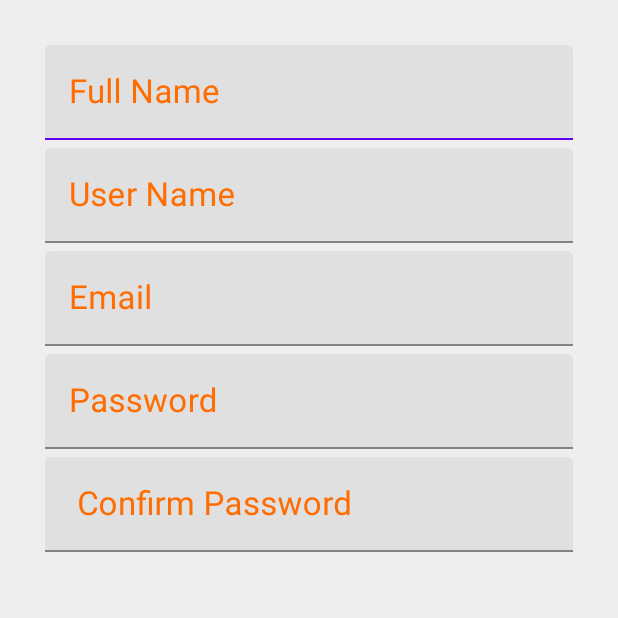
After one commit to AgyapalDhanoa/Flight_Tracking_Application, an Android app: the Signup_form screen opened directly, with no data from a screen before it, on a phone screen of 412 x 824 dp, the top half of it. The commit adds this screen. Run offline under Robolectric (Android 15) with nearby library versions, the phone set to English and light mode, and no system bars.

Commit message:
Layout for SignUp

```diff
--- a/app/src/main/AndroidManifest.xml
+++ b/app/src/main/AndroidManifest.xml
@@ -10,6 +10,12 @@
         android:supportsRtl="true"
         android:theme="@style/Theme.Flight_Track">
         <activity
+            android:name=".Login_form"
+            android:exported="false" />
+        <activity
+            android:name=".Signup_form"
+            android:exported="false" />
+        <activity
             android:name=".MainActivity"
             android:exported="true">
             <intent-filter>
--- /dev/null
+++ b/app/src/main/java/com/agya/dhanoa/flight_track/Login_form.java
@@ -0,0 +1,14 @@
+package com.agya.dhanoa.flight_track;
+
+import androidx.appcompat.app.AppCompatActivity;
+
+import android.os.Bundle;
+
+public class Login_form extends AppCompatActivity {
+
+    @Override
+    protected void onCreate(Bundle savedInstanceState) {
+        super.onCreate(savedInstanceState);
+        setContentView(R.layout.activity_login_form);
+    }
+}
--- /dev/null
+++ b/app/src/main/java/com/agya/dhanoa/flight_track/Signup_form.java
@@ -0,0 +1,14 @@
+package com.agya.dhanoa.flight_track;
+
+import androidx.appcompat.app.AppCompatActivity;
+
+import android.os.Bundle;
+
+public class Signup_form extends AppCompatActivity {
+
+    @Override
+    protected void onCreate(Bundle savedInstanceState) {
+        super.onCreate(savedInstanceState);
+        setContentView(R.layout.activity_signup_form);
+    }
+}
--- /dev/null
+++ b/app/src/main/res/layout/activity_login_form.xml
@@ -0,0 +1,9 @@
+<?xml version="1.0" encoding="utf-8"?>
+<androidx.constraintlayout.widget.ConstraintLayout xmlns:android="http://schemas.android.com/apk/res/android"
+    xmlns:app="http://schemas.android.com/apk/res-auto"
+    xmlns:tools="http://schemas.android.com/tools"
+    android:layout_width="match_parent"
+    android:layout_height="match_parent"
+    tools:context=".Login_form">
+
+</androidx.constraintlayout.widget.ConstraintLayout>
--- /dev/null
+++ b/app/src/main/res/layout/activity_signup_form.xml
@@ -0,0 +1,113 @@
+<?xml version="1.0" encoding="utf-8"?>
+<LinearLayout xmlns:android="http://schemas.android.com/apk/res/android"
+    xmlns:app="http://schemas.android.com/apk/res-auto"
+    xmlns:tools="http://schemas.android.com/tools"
+    android:layout_width="match_parent"
+    android:layout_height="match_parent"
+    android:background="@color/background"
+    android:orientation="vertical"
+    android:padding="30dp"
+    tools:context=".Signup_form">
+
+    <com.google.android.material.textfield.TextInputLayout
+        android:layout_width="match_parent"
+        android:layout_height="wrap_content"
+        android:focusable="true"
+        android:focusableInTouchMode="true"
+        android:textColorHint="@color/colorAccent"
+
+        >
+
+        <EditText
+            android:layout_width="match_parent"
+            android:layout_height="wrap_content"
+            android:hint="Full Name"
+            android:ems="10"
+            android:inputType="text"
+            android:textSize="22sp"
+
+            />
+    </com.google.android.material.textfield.TextInputLayout>
+
+    <com.google.android.material.textfield.TextInputLayout
+        android:layout_width="match_parent"
+        android:layout_height="wrap_content"
+        android:focusable="true"
+        android:focusableInTouchMode="true"
+        android:layout_marginTop="5dp"
+        android:textColorHint="@color/colorAccent"
+
+        >
+
+        <EditText
+            android:layout_width="match_parent"
+            android:layout_height="wrap_content"
+            android:hint="User Name"
+            android:ems="10"
+            android:inputType="text"
+            android:textSize="22sp"
+
+            />
+    </com.google.android.material.textfield.TextInputLayout>
+    <com.google.android.material.textfield.TextInputLayout
+        android:layout_width="match_parent"
+        android:layout_height="wrap_content"
+        android:focusable="true"
+        android:focusableInTouchMode="true"
+        android:layout_marginTop="5dp"
+        android:textColorHint="@color/colorAccent"
+
+        >
+
+        <EditText
+            android:layout_width="match_parent"
+            android:layout_height="wrap_content"
+            android:hint="Email"
+            android:ems="10"
+            android:inputType="text"
+            android:textSize="22sp"
+
+            />
+    </com.google.android.material.textfield.TextInputLayout>
+    <com.google.android.material.textfield.TextInputLayout
+        android:layout_width="match_parent"
+        android:layout_height="wrap_content"
+        android:focusable="true"
+        android:focusableInTouchMode="true"
+        android:layout_marginTop="5dp"
+        android:textColorHint="@color/colorAccent"
+
+        >
+
+        <EditText
+            android:layout_width="match_parent"
+            android:layout_height="wrap_content"
+            android:hint="Password"
+            android:ems="10"
+            android:inputType="text"
+            android:textSize="22sp"
+
+            />
+    </com.google.android.material.textfield.TextInputLayout>
+    <com.google.android.material.textfield.TextInputLayout
+        android:layout_width="match_parent"
+        android:layout_height="wrap_content"
+        android:focusable="true"
+        android:focusableInTouchMode="true"
+        android:layout_marginTop="5dp"
+        android:textColorHint="@color/colorAccent"
+
+        >
+
+        <EditText
+            android:layout_width="match_parent"
+            android:layout_height="wrap_content"
+            android:hint=" Confirm Password"
+            android:ems="10"
+            android:inputType="text"
+            android:textSize="22sp"
+
+            />
+    </com.google.android.material.textfield.TextInputLayout>
+
+</LinearLayout>
--- a/app/src/main/res/values/colors.xml
+++ b/app/src/main/res/values/colors.xml
@@ -7,4 +7,8 @@
     <color name="teal_700">#FF018786</color>
     <color name="black">#FF000000</color>
     <color name="white">#FFFFFFFF</color>
+    <color name="colorPrimary">#2D383F</color>
+    <color name="colorPrimaryDark">#2D383F</color>
+    <color name="colorAccent">#FF6C02</color>
+    <color name="background">#EEEDEF</color>
 </resources>
```
